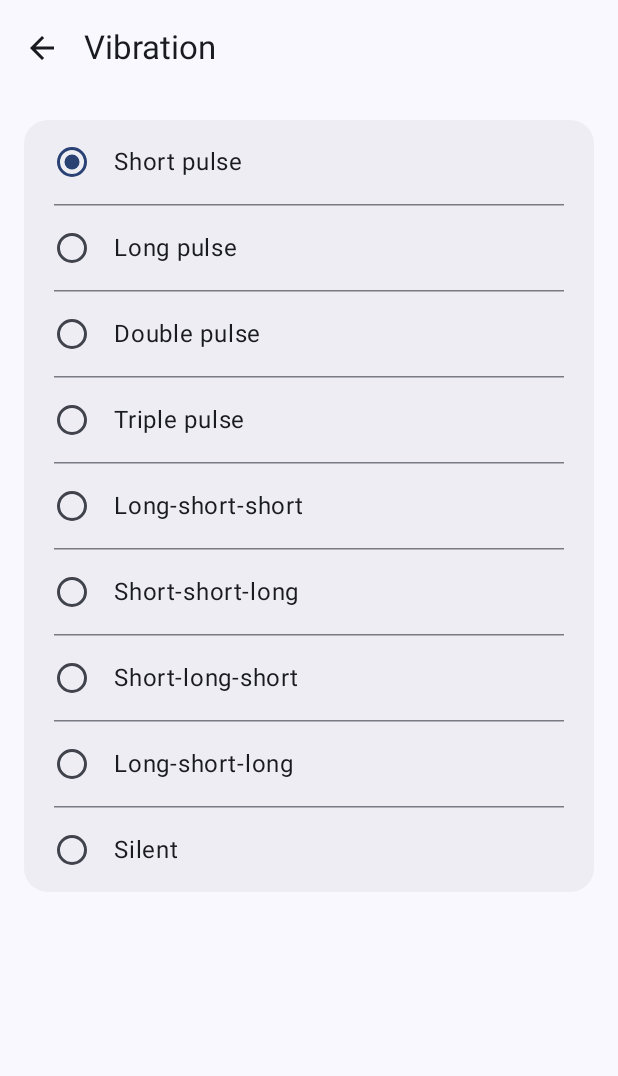
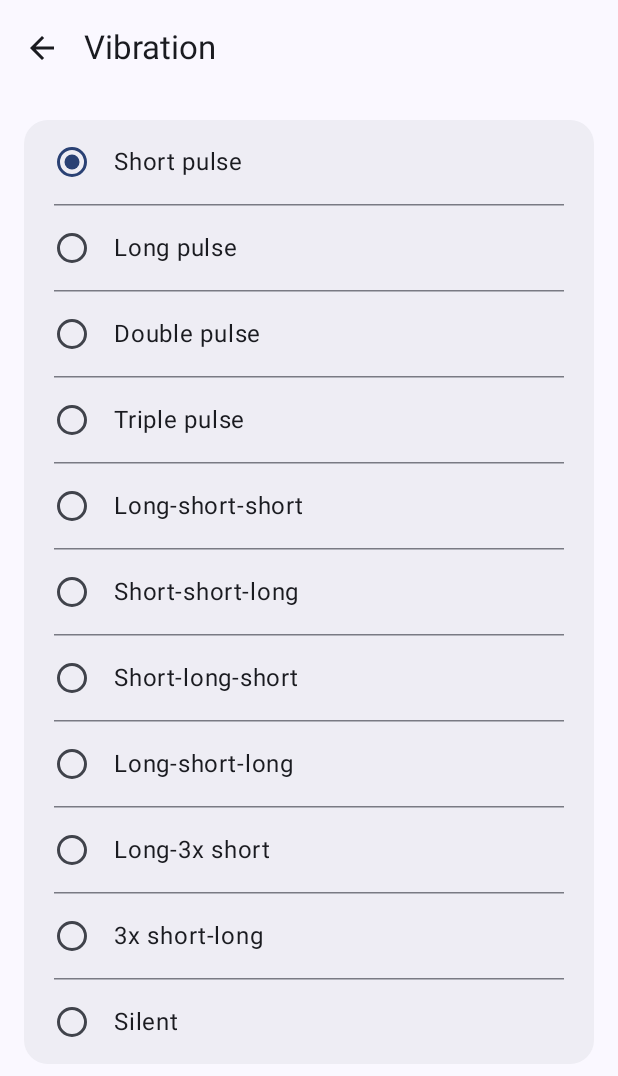
Before and after one commit to pixento/remind-forge, an Android app built with Jetpack Compose: the VibrationPickerActivity screen opened directly, with no data from a screen before it, on a phone screen of 412 x 824 dp. Shown: the top 1076 px of the screen. Run offline under Robolectric (Android 15) with nearby library versions, the phone set to English and light mode, and no system bars; 13 statements that could not run were skipped.

Commit message:
Add long-3x-short and 3x-short-long vibration patterns.
Co-Authored-By: Claude Sonnet 5 <noreply@anthropic.com>

```diff
--- a/app/src/main/java/nl/pixento/remindforge/alerting/VibrationPatterns.kt
+++ b/app/src/main/java/nl/pixento/remindforge/alerting/VibrationPatterns.kt
@@ -23,6 +23,10 @@ object VibrationPatterns {
         VibrationPatternType.SHORT_SHORT_LONG -> longArrayOf(0, SHORT, GAP, SHORT, GAP, LONG)
         VibrationPatternType.SHORT_LONG_SHORT -> longArrayOf(0, SHORT, GAP, LONG, GAP, SHORT)
         VibrationPatternType.LONG_SHORT_LONG -> longArrayOf(0, LONG, GAP, SHORT, GAP, LONG)
+        VibrationPatternType.LONG_SHORT_SHORT_SHORT ->
+            longArrayOf(0, LONG, GAP, SHORT, GAP, SHORT, GAP, SHORT)
+        VibrationPatternType.SHORT_SHORT_SHORT_LONG ->
+            longArrayOf(0, SHORT, GAP, SHORT, GAP, SHORT, GAP, LONG)
         VibrationPatternType.SILENT -> null
     }
 
--- a/app/src/main/java/nl/pixento/remindforge/domain/model/VibrationPatternType.kt
+++ b/app/src/main/java/nl/pixento/remindforge/domain/model/VibrationPatternType.kt
@@ -14,6 +14,8 @@ enum class VibrationPatternType {
     SHORT_SHORT_LONG,
     SHORT_LONG_SHORT,
     LONG_SHORT_LONG,
+    LONG_SHORT_SHORT_SHORT,
+    SHORT_SHORT_SHORT_LONG,
 
     /** No buzz at all - the way to silence the vibration channel while keeping a ringtone. */
     SILENT,
--- a/app/src/main/java/nl/pixento/remindforge/ui/settings/vibration/VibrationPatternLabels.kt
+++ b/app/src/main/java/nl/pixento/remindforge/ui/settings/vibration/VibrationPatternLabels.kt
@@ -16,6 +16,8 @@ fun VibrationPatternType.labelRes(): Int = when (this) {
     VibrationPatternType.SHORT_SHORT_LONG -> R.string.vibration_pattern_short_short_long
     VibrationPatternType.SHORT_LONG_SHORT -> R.string.vibration_pattern_short_long_short
     VibrationPatternType.LONG_SHORT_LONG -> R.string.vibration_pattern_long_short_long
+    VibrationPatternType.LONG_SHORT_SHORT_SHORT -> R.string.vibration_pattern_long_short_short_short
+    VibrationPatternType.SHORT_SHORT_SHORT_LONG -> R.string.vibration_pattern_short_short_short_long
     VibrationPatternType.SILENT -> R.string.silent_label
 }
 
--- a/app/src/main/res/values/strings.xml
+++ b/app/src/main/res/values/strings.xml
@@ -58,4 +58,6 @@
     <string name="vibration_pattern_short_short_long">Short-short-long</string>
     <string name="vibration_pattern_short_long_short">Short-long-short</string>
     <string name="vibration_pattern_long_short_long">Long-short-long</string>
+    <string name="vibration_pattern_long_short_short_short">Long-3x short</string>
+    <string name="vibration_pattern_short_short_short_long">3x short-long</string>
 </resources>
```
Also changed, not shown: 5 other files.
